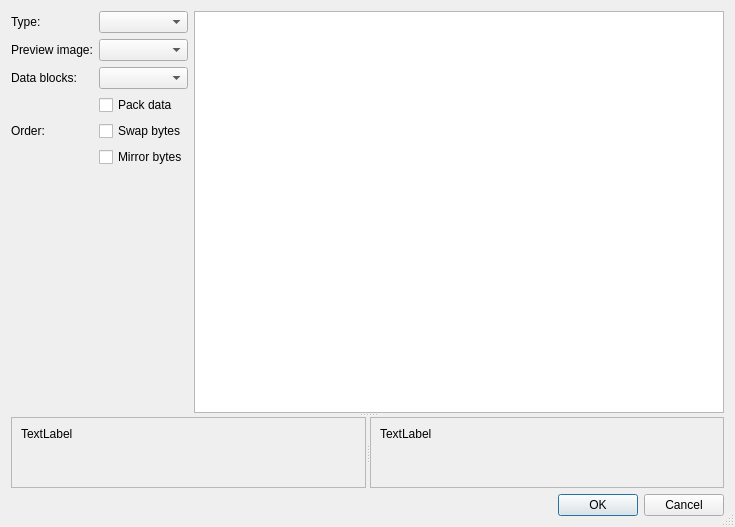
Old version of the form controls/dialogconvert.ui in the repository riuson/lcd-image-converter.
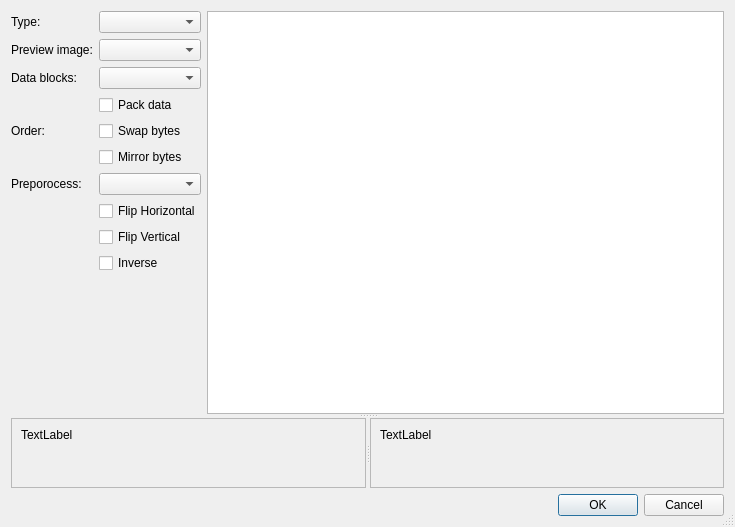
New version of the form.

Commit message: BytesOrder enum changed to boolean.

```diff
--- a/controls/dialogconvert.ui
+++ b/controls/dialogconvert.ui
@@ -29,6 +29,9 @@
          <property name="sizeConstraint">
           <enum>QLayout::SetMinAndMaxSize</enum>
          </property>
+         <property name="fieldGrowthPolicy">
+          <enum>QFormLayout::AllNonFixedFieldsGrow</enum>
+         </property>
          <item row="0" column="0">
           <widget class="QLabel" name="label">
            <property name="sizePolicy">
@@ -93,6 +96,37 @@
            </property>
           </widget>
          </item>
+         <item row="6" column="0">
+          <widget class="QLabel" name="label_5">
+           <property name="text">
+            <string>Preporocess:</string>
+           </property>
+          </widget>
+         </item>
+         <item row="6" column="1">
+          <widget class="QComboBox" name="comboBox"/>
+         </item>
+         <item row="7" column="1">
+          <widget class="QCheckBox" name="checkBox">
+           <property name="text">
+            <string>Flip Horizontal</string>
+           </property>
+          </widget>
+         </item>
+         <item row="8" column="1">
+          <widget class="QCheckBox" name="checkBox_2">
+           <property name="text">
+            <string>Flip Vertical</string>
+           </property>
+          </widget>
+         </item>
+         <item row="9" column="1">
+          <widget class="QCheckBox" name="checkBox_3">
+           <property name="text">
+            <string>Inverse</string>
+           </property>
+          </widget>
+         </item>
         </layout>
        </item>
        <item>
```
The commit also changes 13 other files.
